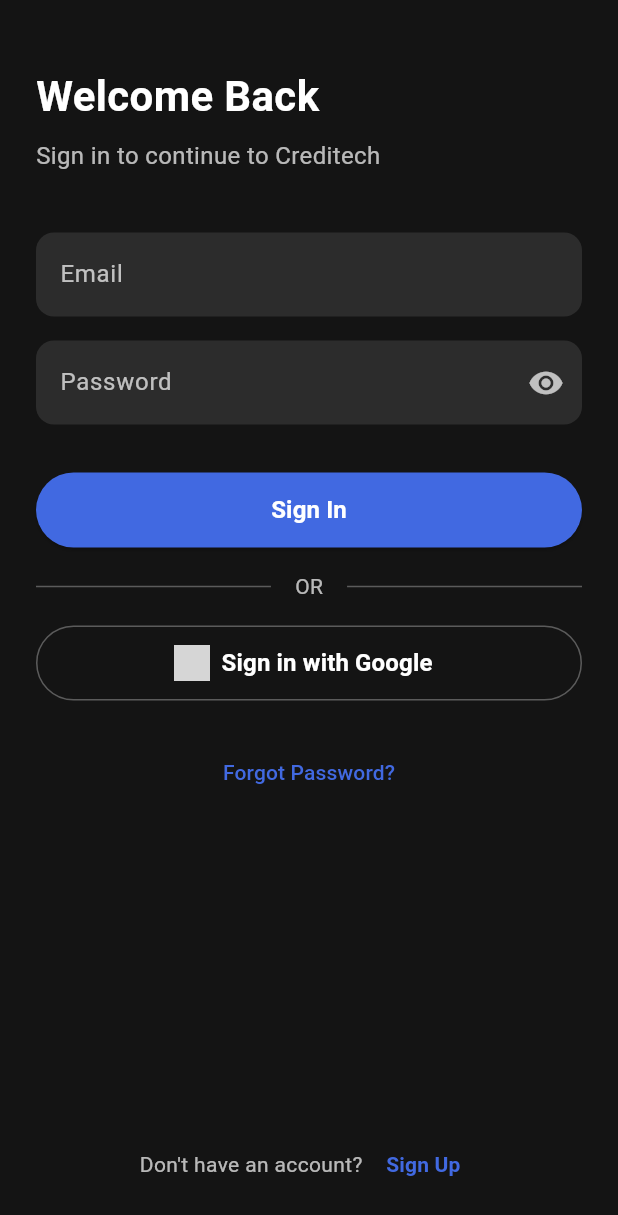
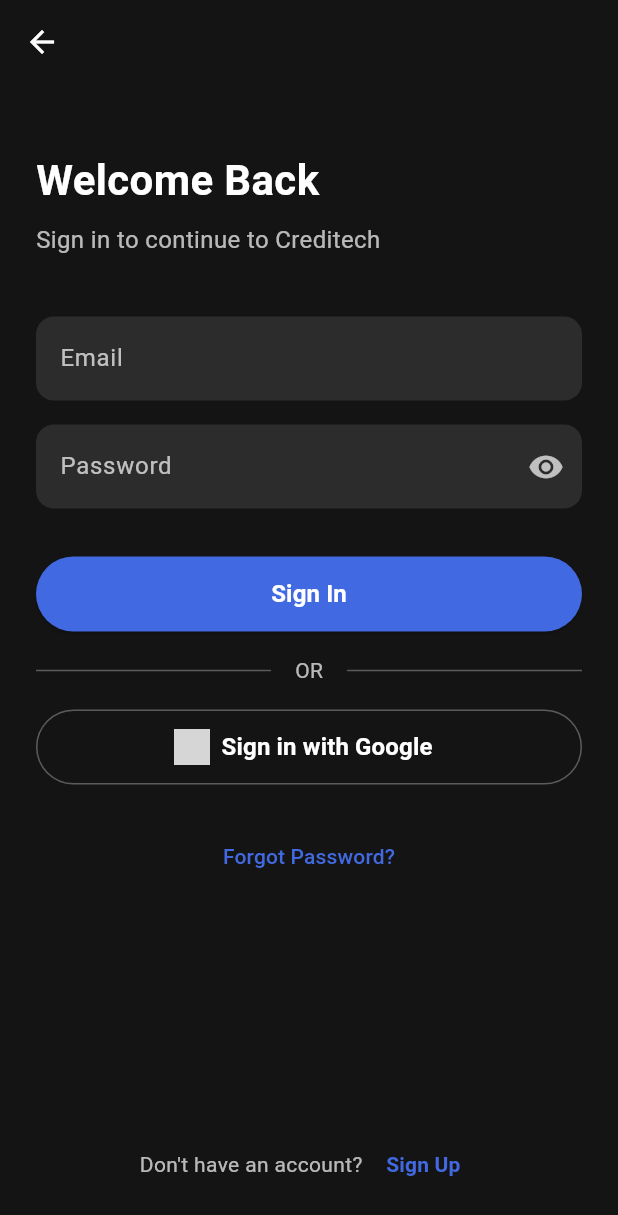
Before and after one commit to FelyksCode/Creditech-Capstone-Flutter-Project, a Flutter app: the screen it shows after launch, after a tap on "Login", on a phone screen of 412 x 824 dp. Shown: the top 1215 px of the screen. Run offline on Flutter 3.47's test engine with Material 3 defaults, Android fonts, the phone set to English and light mode, and no system bars; our stand-ins replace cloud_firestore, firebase_auth, firebase_core, flutter_dotenv, google_sign_in; accounts and stored records are empty; grey boxes are pictures that could not be loaded.

Commit message:
Adjusting the text styles on smaller devices

```diff
--- a/lib/ui/pages/auth/login_page.dart
+++ b/lib/ui/pages/auth/login_page.dart
@@ -157,9 +157,15 @@
             borderRadius: BorderRadius.circular(22),
           ),
           textStyle: const TextStyle(fontSize: 16, fontWeight: FontWeight.w600),
+          alignment: Alignment.center,
         ),
         onPressed: onPressed,
-        child: Text(label),
+        child: Center(
+          child: Text(
+            label,
+            textAlign: TextAlign.center,
+          ),
+        ),
       ),
     );
   }
--- a/lib/ui/pages/auth/login_page_new.dart
+++ b/lib/ui/pages/auth/login_page_new.dart
@@ -27,6 +27,11 @@
   Widget build(BuildContext context) {
     return Scaffold(
       backgroundColor: const Color(0xFF141414),
+      appBar: AppBar(
+        backgroundColor: Colors.transparent,
+        elevation: 0,
+        iconTheme: const IconThemeData(color: Colors.white),
+      ),
       body: SafeArea(
         child: Padding(
           padding: const EdgeInsets.all(24.0),
@@ -266,7 +271,7 @@
                       ),
                       TextButton(
                         onPressed: () {
-                          Navigator.push(
+                          Navigator.pushReplacement(
                             context,
                             MaterialPageRoute(
                               builder: (context) => const RegisterPage(),
```
Also changed, not shown: lib/ui/pages/auth/register_page.dart (+7 -1 lines).
